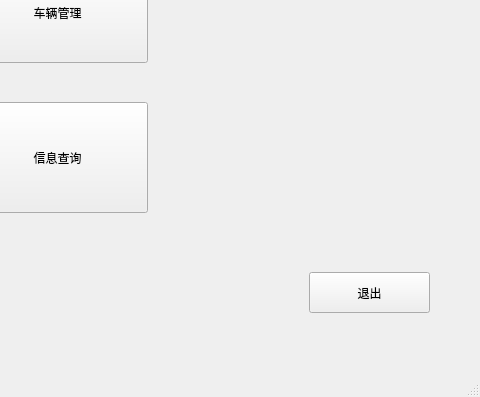
Old version of the form ParkSys/mainwindow.ui in the repository Holden4Caulfield/QtStudy; both pictures show x 263 to 743 and y 185 to 582 of the 743 by 582 pixel window.
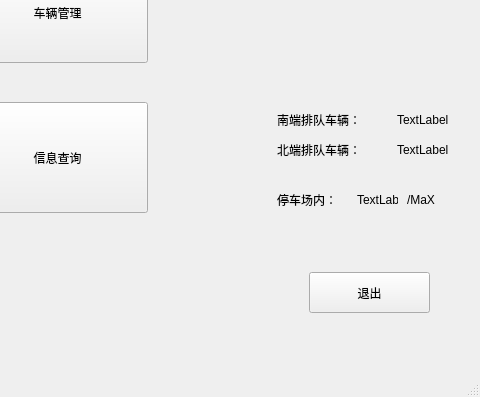
New version of the form.

What changed in the file:
```diff
--- a/ParkSys/mainwindow.ui
+++ b/ParkSys/mainwindow.ui
@@ -66,6 +66,97 @@
      <string>注册会员</string>
     </property>
    </widget>
+   <widget class="QLabel" name="label">
+    <property name="geometry">
+     <rect>
+      <x>540</x>
+      <y>360</y>
+      <width>72</width>
+      <height>15</height>
+     </rect>
+    </property>
+    <property name="text">
+     <string>停车场内：</string>
+    </property>
+   </widget>
+   <widget class="QLabel" name="label_2">
+    <property name="geometry">
+     <rect>
+      <x>620</x>
+      <y>360</y>
+      <width>41</width>
+      <height>16</height>
+     </rect>
+    </property>
+    <property name="text">
+     <string>TextLabel</string>
+    </property>
+   </widget>
+   <widget class="QLabel" name="label_3">
+    <property name="geometry">
+     <rect>
+      <x>670</x>
+      <y>360</y>
+      <width>72</width>
+      <height>15</height>
+     </rect>
+    </property>
+    <property name="text">
+     <string>/MaX</string>
+    </property>
+   </widget>
+   <widget class="QLabel" name="label_4">
+    <property name="geometry">
+     <rect>
+      <x>540</x>
+      <y>280</y>
+      <width>111</width>
+      <height>16</height>
+     </rect>
+    </property>
+    <property name="text">
+     <string>南端排队车辆：</string>
+    </property>
+   </widget>
+   <widget class="QLabel" name="label_5">
+    <property name="geometry">
+     <rect>
+      <x>540</x>
+      <y>310</y>
+      <width>111</width>
+      <height>16</height>
+     </rect>
+    </property>
+    <property name="text">
+     <string>北端排队车辆：</string>
+    </property>
+   </widget>
+   <widget class="QLabel" name="label_6">
+    <property name="geometry">
+     <rect>
+      <x>660</x>
+      <y>280</y>
+      <width>72</width>
+      <height>15</height>
+     </rect>
+    </property>
+    <property name="text">
+     <string>TextLabel</string>
+    </property>
+   </widget>
+   <widget class="QLabel" name="label_7">
+    <property name="geometry">
+     <rect>
+      <x>660</x>
+      <y>310</y>
+      <width>72</width>
+      <height>15</height>
+     </rect>
+    </property>
+    <property name="text">
+     <string>TextLabel</string>
+    </property>
+   </widget>
   </widget>
   <widget class="QMenuBar" name="menuBar">
    <property name="geometry">
```
